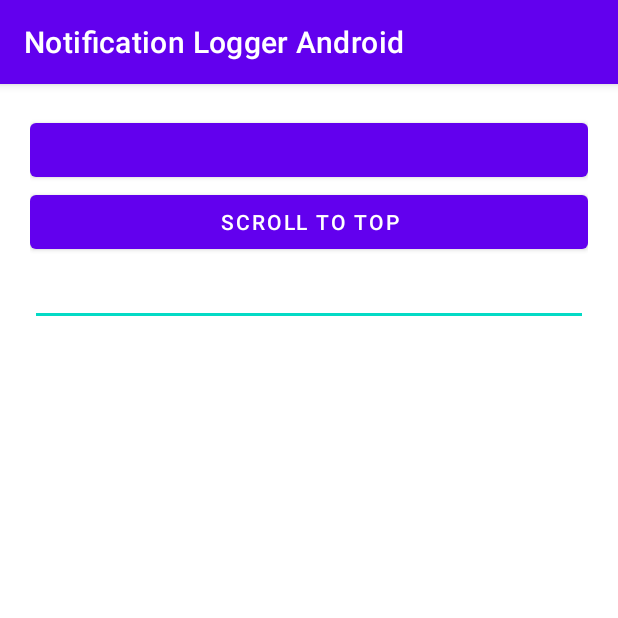
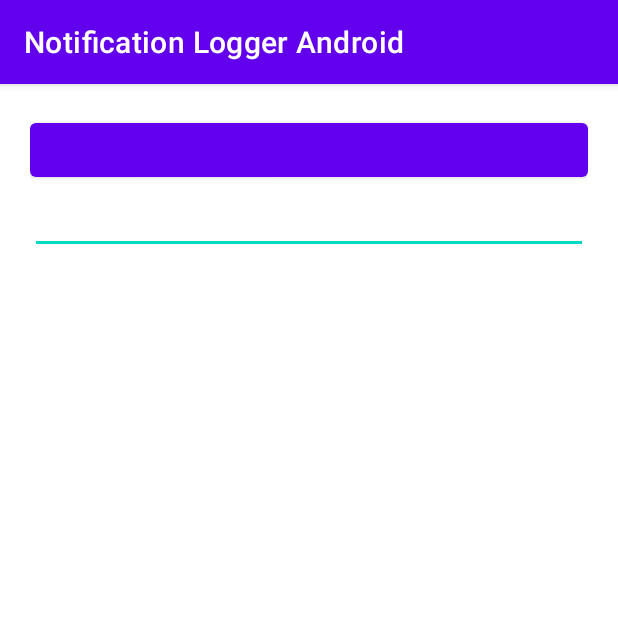
Before and after one commit to maifeeulasad/notification-logger-android, an Android app: the screen it shows after launch (MainActivity), on a phone screen of 412 x 824 dp, the top half of it. Run offline under Robolectric (Android 15) with nearby library versions, the phone set to English and light mode, and no system bars; our stand-ins replace Room's generated code, data binding; 6 statements that could not run were skipped.

Commit message:
[feature]: removed scroll to top;

```diff
--- a/app/src/main/java/com/mua/roti/MainActivity.kt
+++ b/app/src/main/java/com/mua/roti/MainActivity.kt
@@ -33,7 +33,6 @@ import java.util.concurrent.TimeUnit
 class MainActivity : AppCompatActivity() {
 
     private lateinit var notificationsRecyclerView: RecyclerView
-    private lateinit var scrollToTopButton: Button
     private lateinit var mBinding: ActivityMainBinding
     private val viewModel: MainViewModel by viewModels {
         viewModelFactory { MainViewModel(this.application) }
@@ -48,6 +47,7 @@ class MainActivity : AppCompatActivity() {
     @RequiresApi(Build.VERSION_CODES.LOLLIPOP_MR1)
     override fun onCreate(savedInstanceState: Bundle?) {
         super.onCreate(savedInstanceState)
+
         initViewModelAndBinding()
         initPermissions()
         initView()
@@ -92,17 +92,8 @@ class MainActivity : AppCompatActivity() {
 
     private fun initView() {
         notificationsRecyclerView = mBinding.rvNotifications
-        scrollToTopButton = mBinding.btnScrollToTop
 
-        initScrollToTop()
         initRvData()
-    }
-
-    private fun initScrollToTop() {
-        scrollToTopButton.setOnClickListener {
-            layoutManager.scrollToPositionWithOffset(viewModel.notificationEntries.value!!.size, 0)
-            viewModel._toTopVisibility.value = false
-        }
     }
 
     private fun initRvData() {
@@ -116,7 +107,6 @@ class MainActivity : AppCompatActivity() {
 
         viewModel.notificationEntries.observe(mBinding.lifecycleOwner!!) {
             notificationListAdapter.setNotificationEntryList(it)
-            viewModel._toTopVisibility.value = true
         }
 
         viewModel.searchKeyword.observe(mBinding.lifecycleOwner!!) {
--- a/app/src/main/java/com/mua/roti/viewmodel/MainViewModel.kt
+++ b/app/src/main/java/com/mua/roti/viewmodel/MainViewModel.kt
@@ -14,10 +14,6 @@ class MainViewModel(application: Application) : AndroidViewModel(application) {
     val notificationEntries
             : LiveData<MutableList<NotificationEntry>> =
         notificationEntryRepository.notificationEntries
-
-    val _toTopVisibility: MutableLiveData<Boolean> = MutableLiveData(false)
-    val toTopVisibility: LiveData<Boolean>
-        get() = _toTopVisibility
 
     private val basicDataStore = BasicDataStore(application)
 
--- a/app/src/main/res/layout/activity_main.xml
+++ b/app/src/main/res/layout/activity_main.xml
@@ -22,13 +22,6 @@
             android:layout_height="wrap_content"
             android:text="@{main.serviceRunningText}" />
 
-        <Button
-            android:id="@+id/btn_scroll_to_top"
-            visibility="@{main.toTopVisibility}"
-            android:layout_width="match_parent"
-            android:layout_height="wrap_content"
-            android:text="Scroll to top" />
-
         <EditText
             android:layout_width="match_parent"
             android:layout_height="wrap_content"
```
